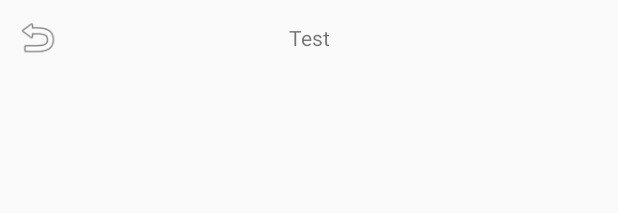
After one commit to octopusheep/kuakua, an Android app: the layout activity_reply.xml on its own in the app's theme, with its tools: preview values and no code run, on a phone screen of 412 x 824 dp. The commit adds this screen. Shown: the top 213 px of the screen. Run offline under Robolectric (Android 15) with nearby library versions, the phone set to English and light mode, and no system bars.

Commit message:
feat: kuakua update reply activity
Signed-off-by: 章宇阳 <yuyangzhang@ecarx.com.cn>

```diff
--- a/app/src/main/AndroidManifest.xml
+++ b/app/src/main/AndroidManifest.xml
@@ -17,7 +17,8 @@
                 <category android:name="android.intent.category.LAUNCHER" />
             </intent-filter>
         </activity>
-        <activity android:name=".ConversationActivity"></activity>
+        <activity android:name=".ConversationActivity" />
+        <activity android:name=".ReplyActivity"></activity>
     </application>
 
 </manifest>
--- a/app/src/main/java/club/zhangyuyang/kuakua/fwk_presenter/SettingPresenter.java
+++ b/app/src/main/java/club/zhangyuyang/kuakua/fwk_presenter/SettingPresenter.java
@@ -32,7 +32,9 @@ public class SettingPresenter {
     }
 
     public void initView() {
-        mFragment.initView(DataModel.queryUserInformation());
+        mFragment.initView(
+                DataModel.queryUserInformation(),
+                DataModel.queryAllFriendList());
     }
 
 }
--- a/app/src/main/java/club/zhangyuyang/kuakua/fwk_view/ISettingView.java
+++ b/app/src/main/java/club/zhangyuyang/kuakua/fwk_view/ISettingView.java
@@ -1,5 +1,8 @@
 package club.zhangyuyang.kuakua.fwk_view;
 
+import java.util.List;
+
+import club.zhangyuyang.kuakua.fwk_model.FriendBean;
 import club.zhangyuyang.kuakua.fwk_model.UserBean;
 
 /**
@@ -12,5 +15,5 @@ import club.zhangyuyang.kuakua.fwk_model.UserBean;
  * Other     :
  */
 public interface ISettingView {
-    void initView(UserBean userBean);
+    void initView(UserBean userBean, List<FriendBean> list);
 }
--- /dev/null
+++ b/app/src/main/res/layout/activity_reply.xml
@@ -0,0 +1,45 @@
+<?xml version="1.0" encoding="utf-8"?>
+<LinearLayout xmlns:android="http://schemas.android.com/apk/res/android"
+    xmlns:app="http://schemas.android.com/apk/res-auto"
+    xmlns:tools="http://schemas.android.com/tools"
+    android:layout_width="match_parent"
+    android:layout_height="match_parent"
+    android:orientation="vertical"
+    tools:context=".ConversationActivity">
+
+    <LinearLayout
+        android:layout_width="match_parent"
+        android:layout_height="@dimen/padding_50dp"
+        android:gravity="center"
+        android:orientation="horizontal">
+
+        <ImageView
+            android:id="@+id/iv_back_activity_reply"
+            android:layout_width="@dimen/padding_30dp"
+            android:layout_height="@dimen/padding_30dp"
+            android:layout_margin="@dimen/padding_10dp"
+            android:background="@android:drawable/ic_menu_revert" />
+
+        <TextView
+            android:id="@+id/tv_title_activity_reply"
+            android:layout_width="0dp"
+            android:layout_height="wrap_content"
+            android:layout_weight="1"
+            android:gravity="center"
+            android:text="@string/test" />
+
+        <ImageView
+            android:layout_width="@dimen/padding_30dp"
+            android:layout_height="@dimen/padding_30dp"
+            android:layout_margin="@dimen/padding_10dp" />
+
+    </LinearLayout>
+
+    <android.support.v7.widget.RecyclerView
+        android:id="@+id/rv_reply"
+        android:layout_width="match_parent"
+        android:layout_height="0dp"
+        android:layout_weight="10" />
+
+
+</LinearLayout>
--- a/app/src/main/res/values/dimens.xml
+++ b/app/src/main/res/values/dimens.xml
@@ -15,4 +15,5 @@
     <dimen name="padding_300dp">30dp</dimen>
     <dimen name="text_size_24sp">24sp</dimen>
     <dimen name="padding_15dp">15dp</dimen>
+    <dimen name="padding_2dp">2dp</dimen>
 </resources>
--- a/app/src/main/res/values/strings.xml
+++ b/app/src/main/res/values/strings.xml
@@ -10,4 +10,6 @@
     <string name="bt_setting">Advanced Set</string>
     <string name="tv_setting">modify reply</string>
     <string name="navi">findy Page comming soon</string>
+    <string name="username_default">Default</string>
+
 </resources>
```
Also changed, not shown: app/src/main/java/club/zhangyuyang/kuakua/ReplyActivity.java (added, +21 -0 lines), app/src/main/java/club/zhangyuyang/kuakua/adapter/SettingAdapter.java (added, +70 -0 lines), app/src/main/java/club/zhangyuyang/kuakua/fragment/SettingFragment.java (+33 -1 lines), app/src/main/java/club/zhangyuyang/kuakua/fwk_view/IReplyView.java (added, +18 -0 lines), app/src/main/res/layout/fragment_setting.xml (+18 -9 lines), app/src/main/res/layout/item_setting.xml (added, +28 -0 lines).
